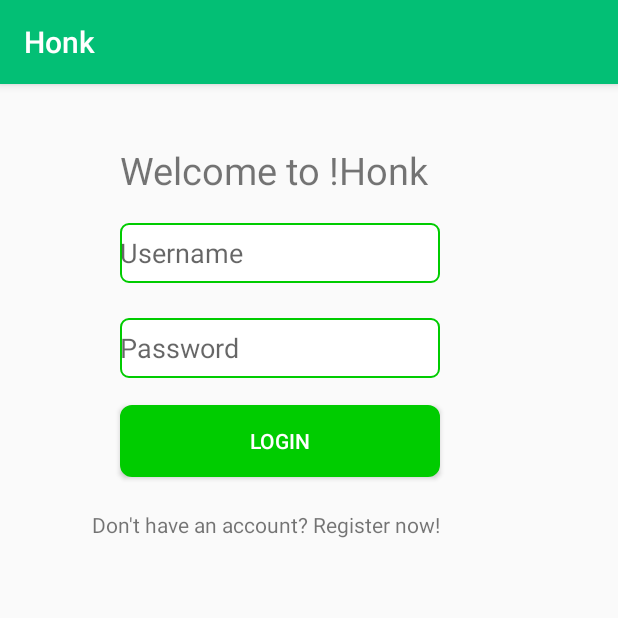
After one commit to junnn/honk, an Android app: the LoginActivity screen opened directly, with no data from a screen before it, on a phone screen of 412 x 824 dp, the top half of it. The commit adds this screen. Run offline under Robolectric (Android 15) with nearby library versions, the phone set to English and light mode, and no system bars.

Commit message:
Login & Register hardcoded
1. UI for register and login done
2. changed settings to login
3. login will change to log out if user is logged in
4. sharedpreference to keep user logged in
5. logic of login & register  done(Hard-Coded)

```diff
--- /dev/null
+++ b/Honk/app/src/main/java/bloop/honk/Fragments/LoginFragment.java
@@ -0,0 +1,103 @@
+package bloop.honk.Fragments;
+
+import android.app.Activity;
+import android.content.Context;
+import android.content.SharedPreferences;
+import android.os.Bundle;
+import android.support.v4.app.Fragment;
+import android.support.v4.app.FragmentTransaction;
+import android.view.LayoutInflater;
+import android.view.View;
+import android.view.ViewGroup;
+import android.widget.Button;
+import android.widget.EditText;
+import android.widget.TextView;
+import android.widget.Toast;
+
+import bloop.honk.Config;
+import bloop.honk.R;
+
+/**
+ * Created by Jun Hao Ng on 22/9/2017.
+ */
+
+public class LoginFragment extends Fragment {
+    private TextView registerLink;
+    private EditText usernameEditText, passwordEditText;
+    private Button loginButton;
+
+    private SharedPreferences sharedPreferences;
+
+    @Override
+    public View onCreateView(LayoutInflater inflater, ViewGroup container, Bundle savedInstanceState) {
+        View view = inflater.inflate(R.layout.fragment_login, container, false);
+        //Creating a shared preference
+        sharedPreferences = getActivity().getSharedPreferences(Config.SHARED_PREF_NAME, Context.MODE_PRIVATE);
+
+        //init all widgets
+        findAllViewById(view);
+
+        registerLink.setOnClickListener(new View.OnClickListener() {
+            @Override
+            public void onClick(View view) {
+                switchToRegisterFragment();
+            }
+        });
+
+        loginButton.setOnClickListener(new View.OnClickListener() {
+            @Override
+            public void onClick(View view) {
+                String username = usernameEditText.getText().toString().trim();
+                String password = passwordEditText.getText().toString().trim();
+
+                login(username, password);
+            }
+        });
+
+        return view;
+    }
+
+
+    //switch to register fragment
+    private void switchToRegisterFragment(){
+        Fragment fragment = new RegisterFragment();
+        FragmentTransaction ft = getActivity().getSupportFragmentManager().beginTransaction();
+        ft.addToBackStack(null); //enable "backpress" to return to previous fragment
+        ft.replace(R.id.login_frame_container, fragment);
+        ft.commit();
+    }
+
+    //initialise all buttons, edittext, textview & etc here
+    private void findAllViewById(View view){
+
+        usernameEditText = view.findViewById(R.id.username_editText);
+        passwordEditText = view.findViewById(R.id.password_editText);
+        loginButton = view.findViewById(R.id.login_button);
+        registerLink = view.findViewById(R.id.register_text_view);
+
+    }
+
+    //login function
+    private void login(String username, String password){
+        //Post request
+        boolean response = true;
+
+        if(response){
+            //Creating editor to store values to shared preferences
+            SharedPreferences.Editor editor = sharedPreferences.edit();
+
+            //Adding values to editor
+            editor.putBoolean(Config.LOGGEDIN_SHARED_PREF, true);
+            editor.putString(Config.USERNAME_SHARED_PREF, username);
+            //Saving values to editor
+            editor.apply();
+
+            Toast.makeText(getActivity(), "Success" +  sharedPreferences.getString(Config.USERNAME_SHARED_PREF, ""), Toast.LENGTH_SHORT).show();
+            getActivity().finish();
+        }
+        else{
+            Toast.makeText(getActivity(), "Failure", Toast.LENGTH_SHORT).show();
+        }
+    }
+
+}
--- /dev/null
+++ b/Honk/app/src/main/java/bloop/honk/LoginActivity.java
@@ -0,0 +1,29 @@
+package bloop.honk;
+
+import android.os.Bundle;
+import android.support.v4.app.Fragment;
+import android.support.v4.app.FragmentTransaction;
+import android.support.v7.app.AppCompatActivity;
+
+import bloop.honk.Fragments.LoginFragment;
+
+/**
+ * Created by Jun Hao Ng on 22/9/2017.
+ */
+
+public class LoginActivity extends AppCompatActivity {
+
+    @Override
+    protected void onCreate(Bundle savedInstanceState) {
+        super.onCreate(savedInstanceState);
+        setContentView(R.layout.activity_login);
+
+        Fragment fragment = new LoginFragment();
+        FragmentTransaction ft = getSupportFragmentManager().beginTransaction();
+        // ft.addToBackStack(null); //uncomment to enable backpress to return to previous fragment
+        ft.replace(R.id.login_frame_container, fragment);
+        ft.commit();
+
+    }
+
+}
--- /dev/null
+++ b/Honk/app/src/main/res/drawable/round_button.xml
@@ -0,0 +1,12 @@
+<?xml version="1.0" encoding="utf-8"?>
+<shape xmlns:android="http://schemas.android.com/apk/res/android" >
+
+    <solid android:color="#00cc00" />
+
+    <stroke
+        android:width="5dp"
+        android:color="#00cc00" />
+    <corners
+        android:radius="5dp"/>
+
+</shape>
--- /dev/null
+++ b/Honk/app/src/main/res/drawable/round_edit_text.xml
@@ -0,0 +1,12 @@
+<?xml version="1.0" encoding="utf-8"?>
+<shape xmlns:android="http://schemas.android.com/apk/res/android" >
+
+    <solid android:color="#FFFFFF" />
+
+    <stroke
+        android:width="1dp"
+        android:color="#00cc00" />
+    <corners
+        android:radius="5dp"/>
+
+</shape>
--- /dev/null
+++ b/Honk/app/src/main/res/layout/activity_login.xml
@@ -0,0 +1,11 @@
+<?xml version="1.0" encoding="utf-8"?>
+<LinearLayout xmlns:android="http://schemas.android.com/apk/res/android"
+    android:orientation="vertical" android:layout_width="match_parent"
+    android:layout_height="match_parent">
+
+    <FrameLayout
+        android:id="@+id/login_frame_container"
+        android:layout_width="match_parent"
+        android:layout_height="match_parent" />
+
+</LinearLayout>
--- /dev/null
+++ b/Honk/app/src/main/res/layout/fragment_login.xml
@@ -0,0 +1,62 @@
+<?xml version="1.0" encoding="utf-8"?>
+<RelativeLayout xmlns:android="http://schemas.android.com/apk/res/android"
+    android:layout_width="match_parent"
+    android:layout_height="match_parent">
+
+    <TextView
+        android:layout_width="wrap_content"
+        android:layout_height="wrap_content"
+        android:text="@string/welcome_to_honk"
+        android:id="@+id/textView"
+        android:textSize="25sp"
+        android:layout_marginTop="40dp"
+        android:layout_alignParentTop="true"
+        android:layout_alignParentStart="true"
+        android:layout_marginStart="80dp" />
+
+    <EditText
+        android:id="@+id/username_editText"
+        android:layout_width="wrap_content"
+        android:layout_height="40dp"
+        android:ems="10"
+        android:inputType="textPersonName"
+        android:hint="@string/username_hint"
+        android:background="@drawable/round_edit_text"
+        android:layout_marginTop="18dp"
+        android:layout_below="@+id/textView"
+        android:layout_alignStart="@+id/textView" />
+
+    <EditText
+        android:id="@+id/password_editText"
+        android:layout_width="wrap_content"
+        android:layout_height="40dp"
+        android:ems="10"
+        android:background="@drawable/round_edit_text"
+        android:inputType="textPassword"
+        android:hint="@string/password_hint"
+        android:layout_below="@+id/username_editText"
+        android:layout_alignStart="@+id/username_editText"
+        android:layout_marginTop="23dp" />
+
+    <Button
+        android:id="@+id/login_button"
+        android:layout_width="wrap_content"
+        android:layout_height="wrap_content"
+        android:background="@drawable/round_button"
+        android:text="@string/login"
+        android:textColor="#FFFFFF"
+        android:layout_below="@+id/password_editText"
+        android:layout_alignStart="@+id/password_editText"
+        android:layout_marginTop="18dp"
+        android:layout_alignEnd="@+id/password_editText" />
+
+    <TextView
+        android:id="@+id/register_text_view"
+        android:layout_width="wrap_content"
+        android:layout_height="wrap_content"
+        android:text="@string/register_now"
+        android:layout_below="@+id/login_button"
+        android:layout_alignEnd="@+id/password_editText"
+        android:layout_marginTop="22dp" />
+
+</RelativeLayout>
--- a/Honk/app/src/main/res/menu/activity_main_drawer.xml
+++ b/Honk/app/src/main/res/menu/activity_main_drawer.xml
@@ -18,7 +18,7 @@
             android:id="@+id/nav_favourites"
             android:title="@string/drawer_favourites" />
         <item
-            android:id="@+id/nav_settings"
-            android:title="@string/drawer_settings" />
+            android:id="@+id/nav_login"
+            android:title="@string/drawer_login" />
     </group>
 </menu>
--- a/Honk/app/src/main/res/menu/main.xml
+++ b/Honk/app/src/main/res/menu/main.xml
@@ -1,9 +1,12 @@
 <?xml version="1.0" encoding="utf-8"?>
 <menu xmlns:android="http://schemas.android.com/apk/res/android"
     xmlns:app="http://schemas.android.com/apk/res-auto">
+
+    <!-- ADD IF NEEDED
     <item
         android:id="@+id/action_settings"
         android:orderInCategory="100"
         android:title="@string/action_settings"
         app:showAsAction="never" />
+    -->
 </menu>
--- a/Honk/app/src/main/res/values/strings.xml
+++ b/Honk/app/src/main/res/values/strings.xml
@@ -10,5 +10,12 @@
     <string name="drawer_cameras">Cameras</string>
     <string name="drawer_maps">Maps</string>
     <string name="drawer_favourites">Favourites</string>
-    <string name="drawer_settings">Settings</string>
+    <string name="drawer_login">Login</string>
+    <string name="register_now">Don\'t have an account? Register now!</string>
+    <string name="username_hint"> Username</string>
+    <string name="password_hint"> Password</string>
+    <string name="welcome_to_honk">Welcome to !Honk</string>
+    <string name="login">Login</string>
+    <string name="register">Register</string>
+    <string name="confirm_password">Confirm Password</string>
 </resources>
```
Also changed, not shown: Honk/app/src/main/AndroidManifest.xml (+6 -1 lines), Honk/app/src/main/java/bloop/honk/Config.java (added, +15 -0 lines), Honk/app/src/main/java/bloop/honk/Fragments/RegisterFragment.java (added, +79 -0 lines), Honk/app/src/main/java/bloop/honk/Fragments/SettingsFragment.java (deleted, +0 -24 lines), Honk/app/src/main/java/bloop/honk/MainActivity.java (renamed from Honk/app/src/main/java/MainActivity.java, +50 -19 lines), Honk/app/src/main/res/layout/fragment_register.xml (added, +65 -0 lines).
